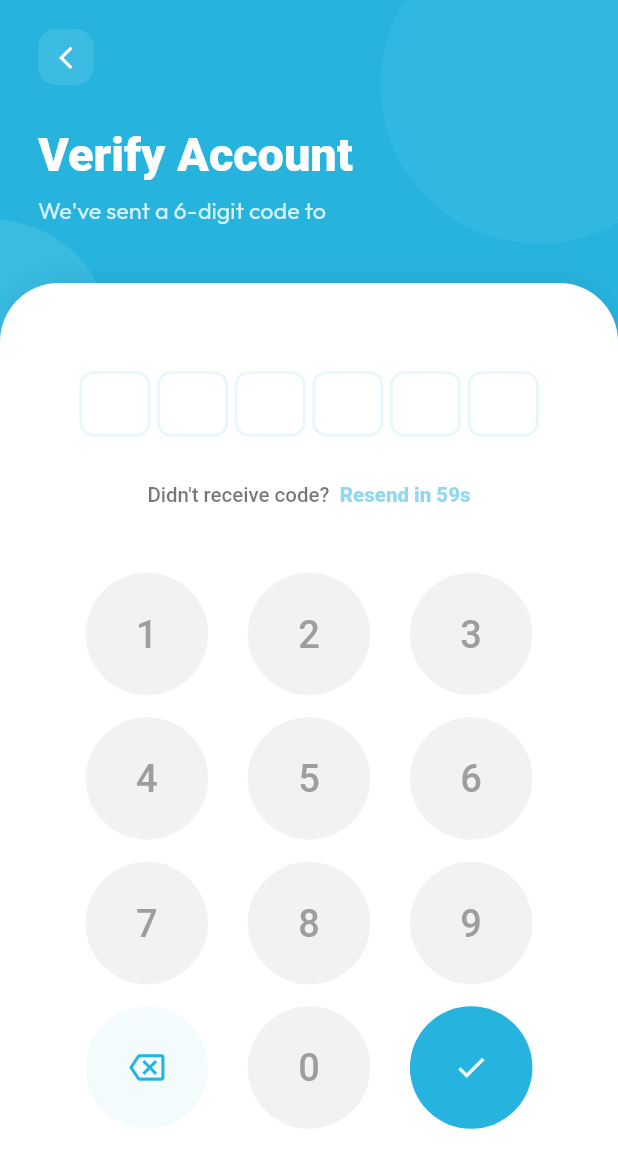
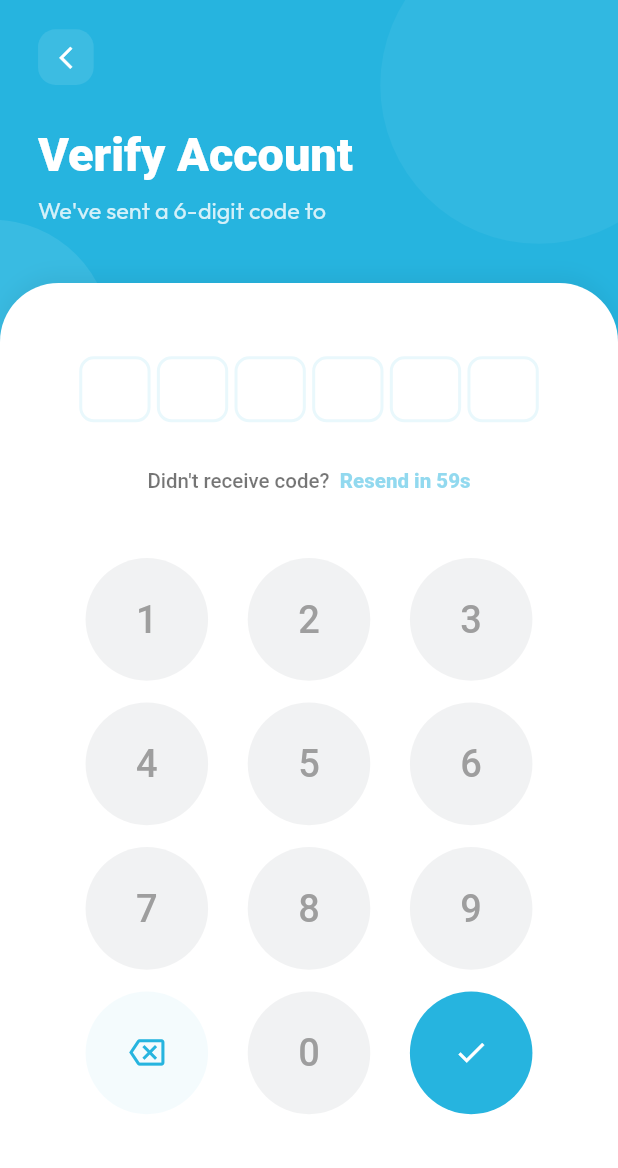
Before and after one commit to Bia-pay/bia_mobile, a Flutter app: the CreateAccountVerifyOtpScreen screen opened by its route, on a phone screen of 412 x 824 dp. Shown: the top 1168 px of the screen. Run offline on Flutter 3.47's test engine with Material 3 defaults, Android fonts, the phone set to English and light mode, and no system bars; drawn by our look-alikes of flutter_animate, pin_code_fields; our stand-ins replace audioplayers, camera, confetti, device_info_plus, firebase_core, firebase_messaging and 24 more; missing offline and left inert: flutter_sliding_toast, gal, media_store_plus, mobile_scanner, network_info_plus and 2 more; accounts and stored records are empty; project files that could hold a hidden picture were left out.

```diff
--- a/lib/feature/auth/presentation/pages/create_account_verify_otp.dart
+++ b/lib/feature/auth/presentation/pages/create_account_verify_otp.dart
@@ -115,7 +115,7 @@ class _CreateAccountVerifyOtpScreenState extends ConsumerState<CreateAccountVeri
               height: 200.w,
               decoration: BoxDecoration(
                 shape: BoxShape.circle,
-                color: Colors.white.withOpacity(0.05),
+                color: Colors.white.withValues(alpha: 0.05),
               ),
             ),
           ),
@@ -127,7 +127,7 @@ class _CreateAccountVerifyOtpScreenState extends ConsumerState<CreateAccountVeri
               height: 150.w,
               decoration: BoxDecoration(
                 shape: BoxShape.circle,
-                color: secondaryColor.withOpacity(0.1),
+                color: secondaryColor.withValues(alpha: 0.1),
               ),
             ),
           ),
@@ -148,7 +148,7 @@ class _CreateAccountVerifyOtpScreenState extends ConsumerState<CreateAccountVeri
                         child: Container(
                           padding: EdgeInsets.all(10.r),
                           decoration: BoxDecoration(
-                            color: Colors.white.withOpacity(0.1),
+                            color: Colors.white.withValues(alpha: 0.1),
                             borderRadius: BorderRadius.circular(12.r),
                           ),
                           child: Icon(Icons.arrow_back_ios_new, size: 18.sp, color: Colors.white),
@@ -171,7 +171,7 @@ class _CreateAccountVerifyOtpScreenState extends ConsumerState<CreateAccountVeri
                           text: "We've sent a 6-digit code to ",
                           style: TextStyle(
                             fontSize: 16.sp,
-                            color: Colors.white.withOpacity(0.8),
+                            color: Colors.white.withValues(alpha: 0.8),
                             fontWeight: FontWeight.w400,
                             fontFamily: 'Outfit',
                           ),
@@ -196,7 +196,7 @@ class _CreateAccountVerifyOtpScreenState extends ConsumerState<CreateAccountVeri
                 Expanded(
                   child: Container(
                     width: double.infinity,
-                    padding: EdgeInsets.symmetric(horizontal: 24.w, vertical: 30.h),
+                    padding: EdgeInsets.symmetric(horizontal: 24.w, vertical: 20.h),
                     decoration: BoxDecoration(
                       color: lightBackground,
                       borderRadius: BorderRadius.only(
@@ -205,25 +205,16 @@ class _CreateAccountVerifyOtpScreenState extends ConsumerState<CreateAccountVeri
                       ),
                       boxShadow: [
                         BoxShadow(
-                          color: Colors.black.withOpacity(0.05),
+                          color: Colors.black.withValues(alpha: 0.05),
                           blurRadius: 10,
                           offset: const Offset(0, -5),
                         ),
                       ],
                     ),
-                    child: LayoutBuilder(
-                      builder: (context, constraints) {
-                        return SingleChildScrollView(
-                          physics: const ClampingScrollPhysics(),
-                          child: ConstrainedBox(
-                            constraints: BoxConstraints(
-                              minHeight: constraints.maxHeight,
-                            ),
-                            child: Padding(
-                              padding: EdgeInsets.only(bottom: 20.h),
+                    child: SingleChildScrollView(
+                      physics: const BouncingScrollPhysics(),
                       child: Column(
                         crossAxisAlignment: CrossAxisAlignment.center,
-                                mainAxisSize: MainAxisSize.min,
                         children: [
                           SizedBox(height: topSpacing),
                           Center(
@@ -231,7 +222,7 @@ class _CreateAccountVerifyOtpScreenState extends ConsumerState<CreateAccountVeri
                               controller: otpController,
                               length: 6,
                               fillColor: Colors.transparent,
-                                      inactiveColor: primaryColor.withOpacity(0.1),
+                              inactiveColor: primaryColor.withValues(alpha: 0.1),
                               activeColor: primaryColor,
                               selectedColor: secondaryColor,
                               onCompleted: (code) => _verifyOtp(),
@@ -252,7 +243,7 @@ class _CreateAccountVerifyOtpScreenState extends ConsumerState<CreateAccountVeri
                                 TextSpan(
                                   text: _canResend ? 'Resend' : 'Resend in ${_secondsRemaining}s',
                                   style: TextStyle(
-                                            color: _canResend ? primaryColor : primaryColor.withOpacity(0.5),
+                                    color: _canResend ? primaryColor : primaryColor.withValues(alpha: 0.5),
                                     fontWeight: FontWeight.w800,
                                   ),
                                   recognizer: TapGestureRecognizer()
@@ -270,7 +261,7 @@ class _CreateAccountVerifyOtpScreenState extends ConsumerState<CreateAccountVeri
                             onNumberPressed: addDigit,
                             leftAction: ActionKey(
                               child: Icon(Icons.backspace_outlined, color: primaryColor, size: 24.sp),
-                                      backgroundColor: primaryColor.withOpacity(0.05),
+                              backgroundColor: primaryColor.withValues(alpha: 0.05),
                               onTap: removeDigit,
                             ),
                             rightAction: ActionKey(
@@ -285,10 +276,6 @@ class _CreateAccountVerifyOtpScreenState extends ConsumerState<CreateAccountVeri
                       ),
                     ),
                   ),
-                        );
-                      }
-                    ),
-                  ),
                 ),
               ],
             ),
--- a/lib/feature/dashboard/dashboard_repo/repo.dart
+++ b/lib/feature/dashboard/dashboard_repo/repo.dart
@@ -245,6 +245,7 @@ class DashboardRepository {
   Future<TransactionResponse> getRecentTransactions() async {
     try {
       final response = await _apiClient.getData("${ApiConstant.TRANSACTION}?page=1&limit=2");
+      debugPrint('RAW RECENT TRANSACTIONS RESPONSE: ${response.body}');
       final jsonResponse = jsonDecode(response.body);
 
       final dynamic body = jsonResponse['responseBody'];
@@ -261,7 +262,7 @@ class DashboardRepository {
           .toList();
 
       for (var tx in parsedTransactions) {
-        debugPrint('🆔 Recent Transaction Ref: ${tx.reference}');
+        debugPrint('🆔 Recent Transaction: ${jsonEncode(tx.toJson())}');
       }
 
       debugPrint('✅ Recent transactions fetched: ${parsedTransactions.length} items');
@@ -284,6 +285,7 @@ class DashboardRepository {
   Future<TransactionResponse> getTransactions({int page = 1, int limit = 20}) async {
     try {
       final response = await _apiClient.getData("${ApiConstant.TRANSACTION}?page=$page&limit=$limit");
+      debugPrint('RAW ALL TRANSACTIONS RESPONSE: ${response.body}');
       final jsonResponse = jsonDecode(response.body);
 
       final dynamic body = jsonResponse['responseBody'];
@@ -300,7 +302,7 @@ class DashboardRepository {
           .toList();
 
       for (var tx in parsedTransactions) {
-        debugPrint('🆔 Transaction History Ref: ${tx.reference}');
+        debugPrint('🆔 Transaction Item: ${jsonEncode(tx.toJson())}');
       }
 
       debugPrint('✅ All transactions fetched: ${parsedTransactions.length} items (Page: $page)');
--- a/lib/feature/dashboard/pages/vtu/airtime/airtime.dart
+++ b/lib/feature/dashboard/pages/vtu/airtime/airtime.dart
@@ -585,6 +585,8 @@ class _CardTwoState extends ConsumerState<CardTwo> {
         items: _providers.map((provider) {
           return DropdownMenuItem(
             value: provider,
+            child: FittedBox(
+              fit: BoxFit.scaleDown,
               child: Row(
                 mainAxisSize: MainAxisSize.min,
                 children: [
@@ -608,6 +610,7 @@ class _CardTwoState extends ConsumerState<CardTwo> {
                     ),
                   ),
                 ],
+              ),
             ),
           );
         }).toList(),
--- a/lib/feature/dashboard/widgets/branded_receipt.dart
+++ b/lib/feature/dashboard/widgets/branded_receipt.dart
@@ -161,6 +161,8 @@ class BrandedReceipt extends StatelessWidget {
                               }
                             })(),
                             _buildReceiptRow("Reference", transaction.reference ?? transaction.transactionId ?? "N/A"),
+                            _buildReceiptRow("Amount", "₦${NumberFormat('#,##0.00').format(transaction.amount)}"),
+                            _buildReceiptRow("Transaction Fee", "₦${NumberFormat('#,##0.00').format(transaction.fee)}"),
 
                           ],
                         ),
```
Also changed, not shown: lib/feature/dashboard/model/recent_transaction.dart (+29 -1 lines), lib/feature/dashboard/pages/transaction_details.dart (+11 -29 lines). Lines whose indentation alone changed are shown as unchanged.
